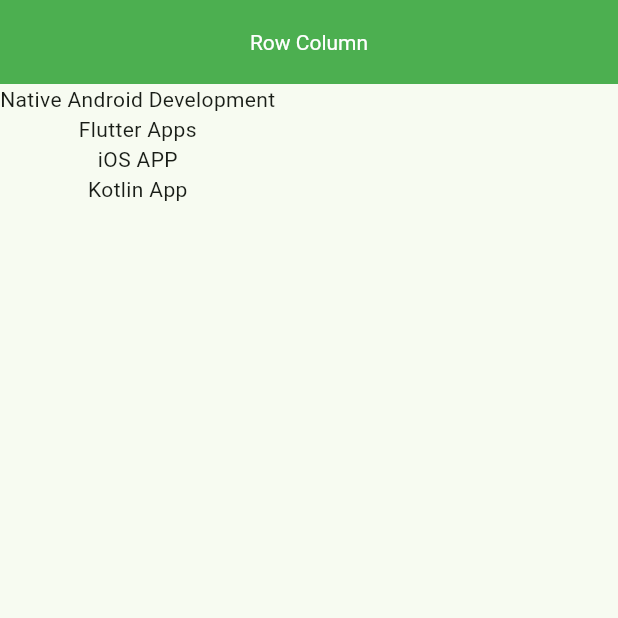
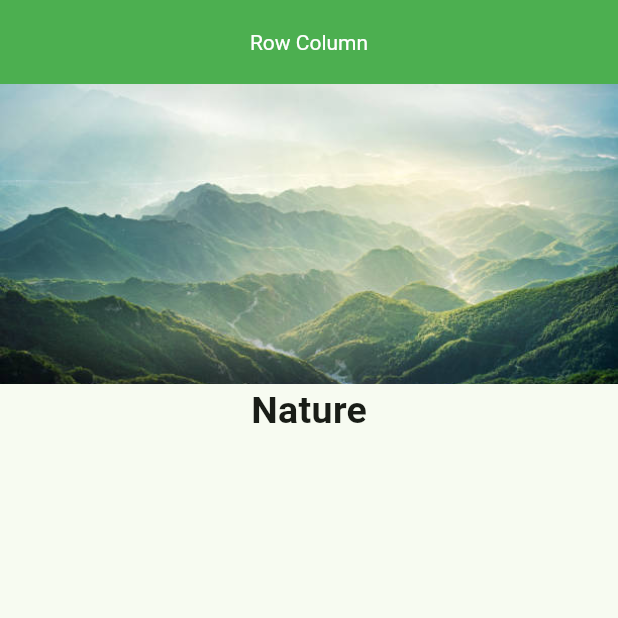
Before and after one commit to KefayetUllah/Flutter-Application, a Flutter app: the screen it shows after launch, on a phone screen of 412 x 824 dp, the top half of it. Run offline on Flutter 3.47's test engine with Material 3 defaults, Android fonts, the phone set to English and light mode, and no system bars.

Commit message:
Initaial Commit

```diff
--- a/lib/row_column.dart
+++ b/lib/row_column.dart
@@ -17,13 +17,17 @@ class _RowColumnState extends State<RowColumn> {
         titleTextStyle: TextStyle(color: Colors.white),
       ),
       body: Column(
-        mainAxisAlignment: MainAxisAlignment.start,
-        crossAxisAlignment: CrossAxisAlignment.center,
         children: [
-          Text("Native Android Development"),
-          Text("Flutter Apps"),
-          Text("iOS APP"),
-          Text("Kotlin App"),
+          Image.asset(
+            "images/nature.jpg",
+            height: 200,
+            width: double.infinity,
+            fit: BoxFit.cover,
+          ),
+          Text(
+            "Nature",
+            style: TextStyle(fontSize: 25, fontWeight: FontWeight.bold),
+          ),
         ],
       ),
     );
```
Also changed, not shown: pubspec.yaml (+4 -5 lines), images/nature.jpg (added).
